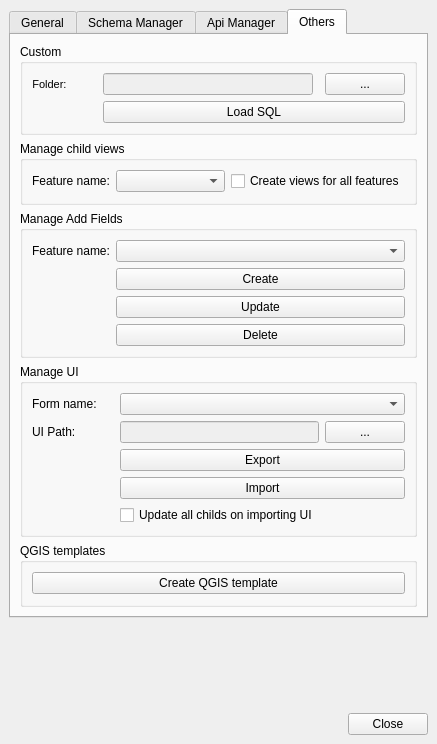
The window that ui/readsql.ui (Giswater/giswater_qgis_plugin) describes before a commit, drawn with Qt 5.
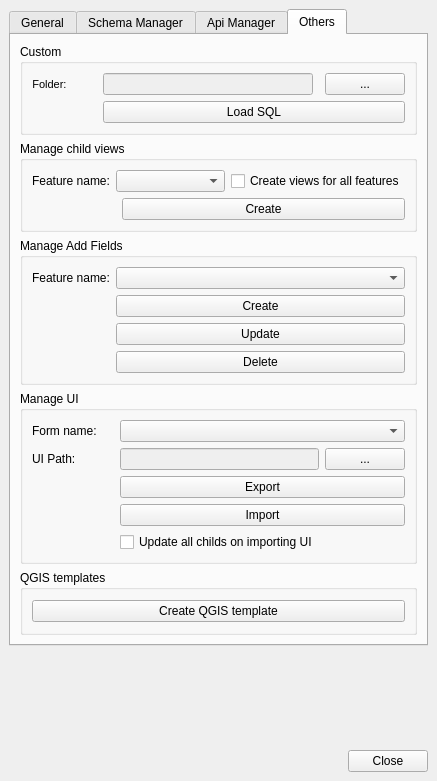
The same window after the commit. Icons and pictures are not drawn.

Commit message: UI readsql add btn

```diff
--- a/ui/readsql.ui
+++ b/ui/readsql.ui
@@ -7,7 +7,7 @@
     <x>0</x>
     <y>0</y>
     <width>437</width>
-    <height>744</height>
+    <height>781</height>
    </rect>
   </property>
   <property name="windowTitle">
@@ -769,6 +769,39 @@
              </item>
             </layout>
            </item>
+           <item row="2" column="0">
+            <layout class="QGridLayout" name="gridLayout_21">
+             <item row="0" column="1">
+              <widget class="QPushButton" name="btn_create_view">
+               <property name="sizePolicy">
+                <sizepolicy hsizetype="Expanding" vsizetype="Fixed">
+                 <horstretch>0</horstretch>
+                 <verstretch>0</verstretch>
+                </sizepolicy>
+               </property>
+               <property name="text">
+                <string>Create</string>
+               </property>
+              </widget>
+             </item>
+             <item row="0" column="0">
+              <spacer name="horizontalSpacer">
+               <property name="orientation">
+                <enum>Qt::Horizontal</enum>
+               </property>
+               <property name="sizeType">
+                <enum>QSizePolicy::Fixed</enum>
+               </property>
+               <property name="sizeHint" stdset="0">
+                <size>
+                 <width>90</width>
+                 <height>20</height>
+                </size>
+               </property>
+              </spacer>
+             </item>
+            </layout>
+           </item>
           </layout>
          </widget>
         </item>
```
